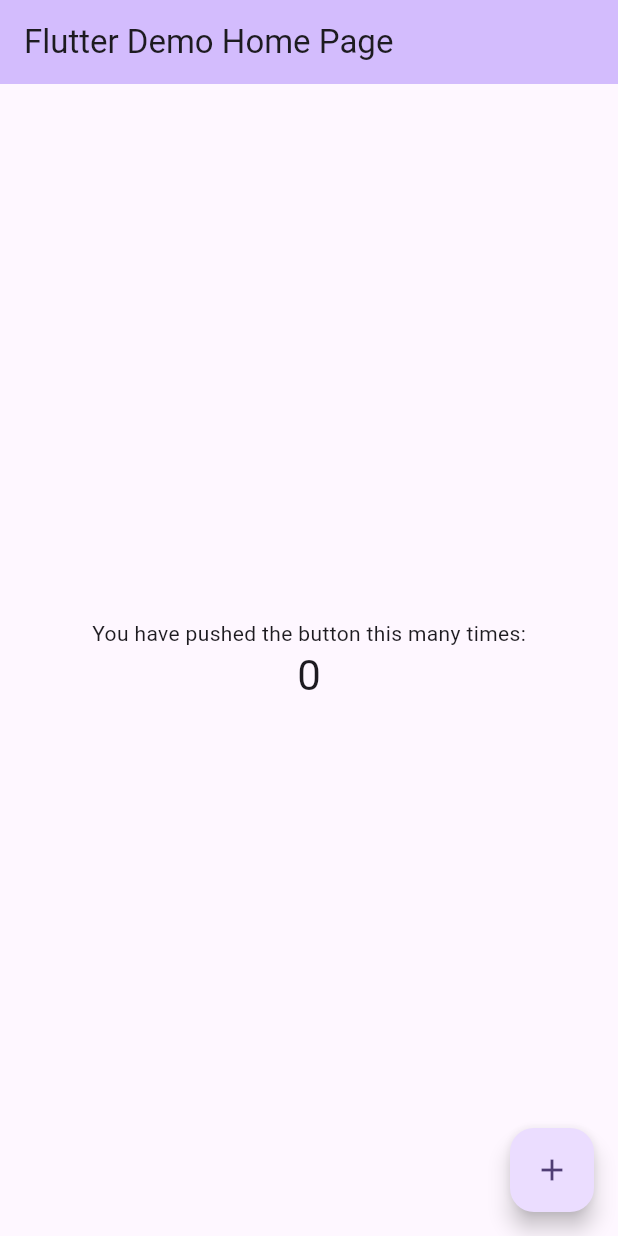
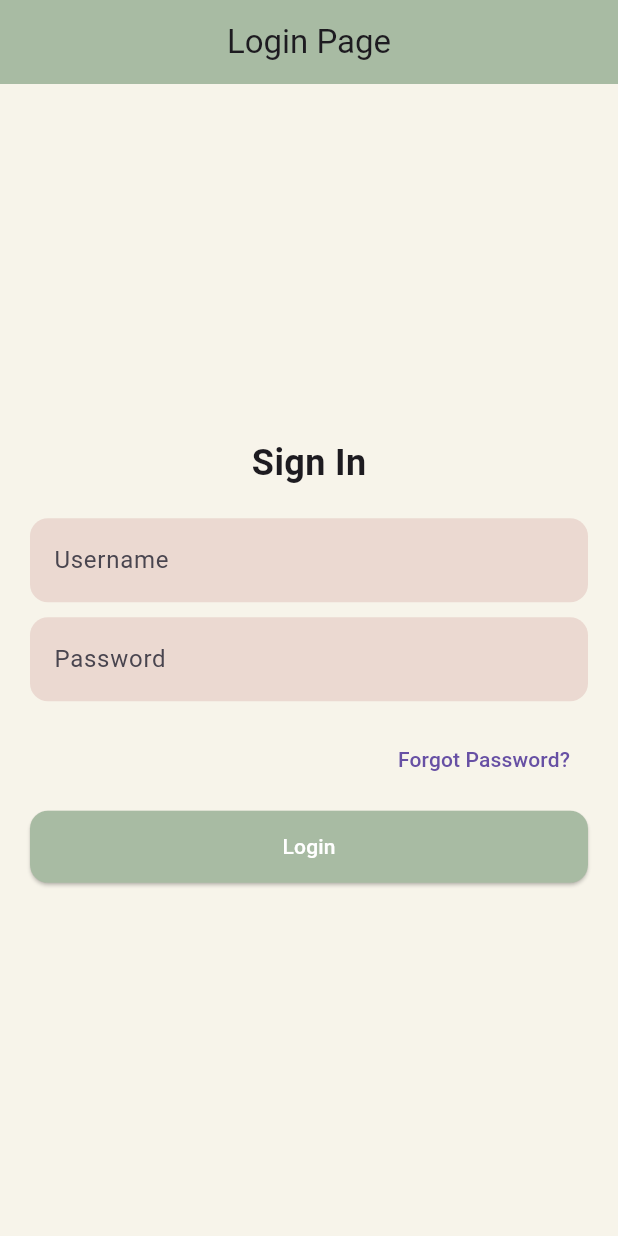
Before and after one commit to buble-max/Praktikum-Mobile, a Flutter app: the screen it shows after launch, on a phone screen of 412 x 824 dp. Run offline on Flutter 3.47's test engine with Material 3 defaults, Android fonts, the phone set to English and light mode, and no system bars; our stand-ins replace sqflite, sqflite_common_ffi; accounts and stored records are empty.

Commit message:
Solve Error

```diff
--- /dev/null
+++ b/lib/database/db.dart
@@ -0,0 +1,55 @@
+import 'package:sqflite/sqflite.dart';
+import 'package:path/path.dart';
+
+class DBapps {
+  static Database? _db;
+
+  Future<Database> get database async {
+    if (_db != null) return _db!;
+    _db = await initDB();
+    return _db!;
+  }
+
+  Future<Database> initDB() async {
+    final dbPath = await getDatabasesPath();
+    final path = join(dbPath, 'user.db');
+
+    return await openDatabase(
+      path,
+      version: 1,
+      onCreate: (db, version) async {
+        await db.execute('''
+          CREATE TABLE users (
+            id INTEGER PRIMARY KEY AUTOINCREMENT,
+            username TEXT UNIQUE,
+            password TEXT
+          )
+        ''');
+
+        // Buat akun default untuk login awal
+        await db.insert('users', {
+          'username': 'admin',
+          'password': '1234',
+        });
+      },
+    );
+  }
+
+  Future<bool> login(String username, String password) async {
+    final db = await database;
+    final res = await db.query(
+      'users',
+      where: 'username = ? AND password = ?',
+      whereArgs: [username, password],
+    );
+    return res.isNotEmpty;
+  }
+
+  Future<int> register(String username, String password) async {
+    final db = await database;
+    return await db.insert('users', {
+      'username': username,
+      'password': password,
+    });
+  }
+}
--- a/lib/main.dart
+++ b/lib/main.dart
@@ -1,122 +1,54 @@
+import 'dart:io';
+
 import 'package:flutter/material.dart';
+import 'package:myapp/pages/login_page.dart';
+import 'package:myapp/provider/mhs_provider.dart';
+import 'package:provider/provider.dart';
+import 'package:sqflite_common_ffi/sqflite_ffi.dart';
 
-void main() {
+Future<void> main() async {
+  WidgetsFlutterBinding.ensureInitialized();
+  if (Platform.isWindows || Platform.isLinux) {
+    sqfliteFfiInit();
+    databaseFactory = databaseFactoryFfi;
+  }
   runApp(const MyApp());
 }
 
 class MyApp extends StatelessWidget {
   const MyApp({super.key});
 
-  // This widget is the root of your application.
   @override
   Widget build(BuildContext context) {
-    return MaterialApp(
-      title: 'Flutter Demo',
-      theme: ThemeData(
-        // This is the theme of your application.
-        //
-        // TRY THIS: Try running your application with "flutter run". You'll see
-        // the application has a purple toolbar. Then, without quitting the app,
-        // try changing the seedColor in the colorScheme below to Colors.green
-        // and then invoke "hot reload" (save your changes or press the "hot
-        // reload" button in a Flutter-supported IDE, or press "r" if you used
-        // the command line to start the app).
-        //
-        // Notice that the counter didn't reset back to zero; the application
-        // state is not lost during the reload. To reset the state, use hot
-        // restart instead.
-        //
-        // This works for code too, not just values: Most code changes can be
-        // tested with just a hot reload.
-        colorScheme: ColorScheme.fromSeed(seedColor: Colors.deepPurple),
+    return ChangeNotifierProvider(
+      create: (context) => MhsProvider(),
+      lazy: false,
+      child: MaterialApp(
+        debugShowCheckedModeBanner: false,
+        title: 'Login App',
+        theme: ThemeData(
+          primaryColor: const Color(0xFFA8BBA3),
+          scaffoldBackgroundColor: const Color(0xFFF7F4EA),
+          inputDecorationTheme: InputDecorationTheme(
+            filled: true,
+            fillColor: const Color(0xFFEBD9D1),
+            border: OutlineInputBorder(
+              borderRadius: BorderRadius.circular(12),
+              borderSide: BorderSide.none,
+            ),
+          ),
+          elevatedButtonTheme: ElevatedButtonThemeData(
+            style: ElevatedButton.styleFrom(
+              backgroundColor: const Color(0xFFB87C4C),
+              shape: RoundedRectangleBorder(
+                borderRadius: BorderRadius.circular(12),
+              ),
+              padding: const EdgeInsets.symmetric(vertical: 14),
+            ),
+          ),
+        ),
+        home: const LoginPage(),
       ),
-      home: const MyHomePage(title: 'Flutter Demo Home Page'),
     );
   }
 }
-
-class MyHomePage extends StatefulWidget {
-  const MyHomePage({super.key, required this.title});
-
-  // This widget is the home page of your application. It is stateful, meaning
-  // that it has a State object (defined below) that contains fields that affect
-  // how it looks.
-
-  // This class is the configuration for the state. It holds the values (in this
-  // case the title) provided by the parent (in this case the App widget) and
-  // used by the build method of the State. Fields in a Widget subclass are
-  // always marked "final".
-
-  final String title;
-
-  @override
-  State<MyHomePage> createState() => _MyHomePageState();
-}
-
-class _MyHomePageState extends State<MyHomePage> {
-  int _counter = 0;
-
-  void _incrementCounter() {
-    setState(() {
-      // This call to setState tells the Flutter framework that something has
-      // changed in this State, which causes it to rerun the build method below
-      // so that the display can reflect the updated values. If we changed
-      // _counter without calling setState(), then the build method would not be
-      // called again, and so nothing would appear to happen.
-      _counter++;
-    });
-  }
-
-  @override
-  Widget build(BuildContext context) {
-    // This method is rerun every time setState is called, for instance as done
-    // by the _incrementCounter method above.
-    //
-    // The Flutter framework has been optimized to make rerunning build methods
-    // fast, so that you can just rebuild anything that needs updating rather
-    // than having to individually change instances of widgets.
-    return Scaffold(
-      appBar: AppBar(
-        // TRY THIS: Try changing the color here to a specific color (to
-        // Colors.amber, perhaps?) and trigger a hot reload to see the AppBar
-        // change color while the other colors stay the same.
-        backgroundColor: Theme.of(context).colorScheme.inversePrimary,
-        // Here we take the value from the MyHomePage object that was created by
-        // the App.build method, and use it to set our appbar title.
-        title: Text(widget.title),
-      ),
-      body: Center(
-        // Center is a layout widget. It takes a single child and positions it
-        // in the middle of the parent.
-        child: Column(
-          // Column is also a layout widget. It takes a list of children and
-          // arranges them vertically. By default, it sizes itself to fit its
-          // children horizontally, and tries to be as tall as its parent.
-          //
-          // Column has various properties to control how it sizes itself and
-          // how it positions its children. Here we use mainAxisAlignment to
-          // center the children vertically; the main axis here is the vertical
-          // axis because Columns are vertical (the cross axis would be
-          // horizontal).
-          //
-          // TRY THIS: Invoke "debug painting" (choose the "Toggle Debug Paint"
-          // action in the IDE, or press "p" in the console), to see the
-          // wireframe for each widget.
-          mainAxisAlignment: MainAxisAlignment.center,
-          children: <Widget>[
-            const Text('You have pushed the button this many times:'),
-            Text(
-              '$_counter',
-              style: Theme.of(context).textTheme.headlineMedium,
-            ),
-          ],
-        ),
-      ),
-      floatingActionButton: FloatingActionButton(
-        onPressed: _incrementCounter,
-        tooltip: 'Increment',
-        child: const Icon(Icons.add),
-      ), // This trailing comma makes auto-formatting nicer for build methods.
-    );
-  }
-}
--- /dev/null
+++ b/lib/models/mhs_model.dart
@@ -0,0 +1,11 @@
+class MhsModel {
+  int? id;
+  String nama, nim;
+
+  MhsModel({this.id, required this.nim, required this.nama});
+
+  factory MhsModel.fromMap(map) =>
+      MhsModel(id: map['id'], nim: map['nim'], nama: map['nama']);
+
+  Map<String, dynamic> toMap() => {'nim': nim, 'nama': nama};
+}
--- /dev/null
+++ b/lib/pages/login_page.dart
@@ -0,0 +1,101 @@
+import 'package:flutter/material.dart';
+import 'package:myapp/db/my_db.dart';
+import 'package:myapp/pages/home_page.dart';
+
+class LoginPage extends StatefulWidget {
+  const LoginPage({super.key});
+
+  @override
+  State<LoginPage> createState() => _LoginPageState();
+}
+
+class _LoginPageState extends State<LoginPage> {
+  final TextEditingController _usernameController = TextEditingController();
+  final TextEditingController _passwordController = TextEditingController();
+
+  void _login() async {
+    String username = _usernameController.text.trim();
+    String password = _passwordController.text.trim();
+
+    if (username.isEmpty || password.isEmpty) {
+      ScaffoldMessenger.of(context).showSnackBar(
+        const SnackBar(
+          content: Text('Username dan Password tidak boleh kosong'),
+          backgroundColor: Colors.redAccent,
+        ),
+      );
+      return;
+    }
+
+    final db = MyDb();
+    final user = await db.getUser(username, password);
+
+    if (!mounted) return;
+
+    if (user != null) {
+      Navigator.pushReplacement(
+        context,
+        MaterialPageRoute(builder: (context) => MyHomePage(title: 'Daftar Mahasiswa', username: username)),
+      );
+    } else {
+      ScaffoldMessenger.of(context).showSnackBar(
+        const SnackBar(
+          content: Text('Login Gagal: Username atau Password salah'),
+          backgroundColor: Colors.redAccent,
+        ),
+      );
+    }
+  }
+
+  @override
+  Widget build(BuildContext context) {
+    return Scaffold(
+      appBar: AppBar(
+        title: const Text('Login Page'),
+        backgroundColor: Theme.of(context).primaryColor,
+        centerTitle: true,
+      ),
+      body: Padding(
+        padding: const EdgeInsets.all(20),
+        child: Column(
+          mainAxisAlignment: MainAxisAlignment.center,
+          children: [
+            const Text(
+              "Sign In",
+              style: TextStyle(fontSize: 24, fontWeight: FontWeight.bold),
+            ),
+            const SizedBox(height: 20),
+            TextField(
+              controller: _usernameController,
+              decoration: const InputDecoration(labelText: "Username"),
+            ),
+            const SizedBox(height: 10),
+            TextField(
+              controller: _passwordController,
+              obscureText: true,
+              decoration: const InputDecoration(labelText: "Password"),
+            ),
+            const SizedBox(height: 15),
+            Align(
+              alignment: Alignment.centerRight,
+              child: TextButton(
+                onPressed: () {},
+                child: const Text("Forgot Password?"),
+              ),
+            ),
+            const SizedBox(height: 10),
+            ElevatedButton(
+              onPressed: _login,
+              style: ElevatedButton.styleFrom(
+                backgroundColor: Theme.of(context).primaryColor,
+                foregroundColor: Colors.white,
+                minimumSize: const Size(double.infinity, 45),
+              ),
+              child: const Text("Login"),
+            ),
+          ],
+        ),
+      ),
+    );
+  }
+}
--- /dev/null
+++ b/lib/provider/mhs_provider.dart
@@ -0,0 +1,32 @@
+import 'package:flutter/material.dart';
+import 'package:myapp/db/my_db.dart';
+import 'package:myapp/models/mhs_model.dart';
+
+class MhsProvider with ChangeNotifier {
+  List<MhsModel> mahasiswa = [];
+  MyDb db = MyDb();
+
+  MhsProvider() {
+    getMahasiswa();
+  }
+
+  getMahasiswa() async {
+    mahasiswa = await db.getMahasiswa();
+    notifyListeners();
+  }
+
+  insert(MhsModel mhs) async {
+    await db.insertMhs(mhs);
+    getMahasiswa();
+  }
+
+  update(MhsModel mhs) async {
+    await db.updateMhs(mhs);
+    getMahasiswa();
+  }
+
+  delete(MhsModel mhs) async {
+    await db.deleteMhs(mhs);
+    getMahasiswa();
+  }
+}
--- a/pubspec.yaml
+++ b/pubspec.yaml
@@ -34,6 +34,12 @@ dependencies:
   # The following adds the Cupertino Icons font to your application.
   # Use with the CupertinoIcons class for iOS style icons.
   cupertino_icons: ^1.0.8
+  sqflite: ^2.4.2
+  path: ^1.9.1
+  sqflite_common_ffi: ^2.3.6
+  permission_handler: ^12.0.1
+  path_provider: ^2.1.5
+  provider: ^6.1.5+1
 
 dev_dependencies:
   flutter_test:
```
Also changed, not shown: lib/db/my_db.dart (added, +81 -0 lines), lib/pages/add_mhs.dart (added, +46 -0 lines), lib/pages/home_page.dart (added, +172 -0 lines), lib/pages/update_mhs.dart (added, +58 -0 lines), pubspec.lock, 13 other files.
